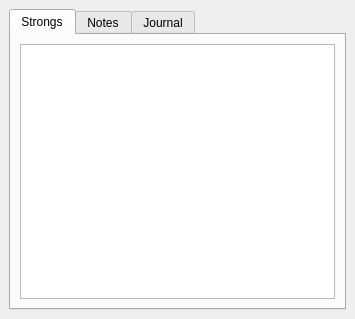
First picture: the form in src/gui/panel/leftpanel/leftpanel2.ui, repository axsapronov/QSopherim, before the edit.
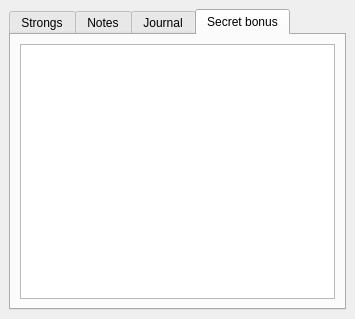
Second picture: the form after the edit. The open tabs and pages were chosen to show the change.

What changed in the file:
```diff
--- a/src/gui/panel/leftpanel/leftpanel2.ui
+++ b/src/gui/panel/leftpanel/leftpanel2.ui
@@ -56,6 +56,16 @@
         </item>
        </layout>
       </widget>
+      <widget class="QWidget" name="tab_4">
+       <attribute name="title">
+        <string>Secret bonus</string>
+       </attribute>
+       <layout class="QGridLayout" name="gridLayout_5">
+        <item row="0" column="0">
+         <widget class="QTextBrowser" name="textBrReadinPlan"/>
+        </item>
+       </layout>
+      </widget>
      </widget>
     </item>
    </layout>
```
Left out of the diff: 2 changed lines with no effect on the pictures.
